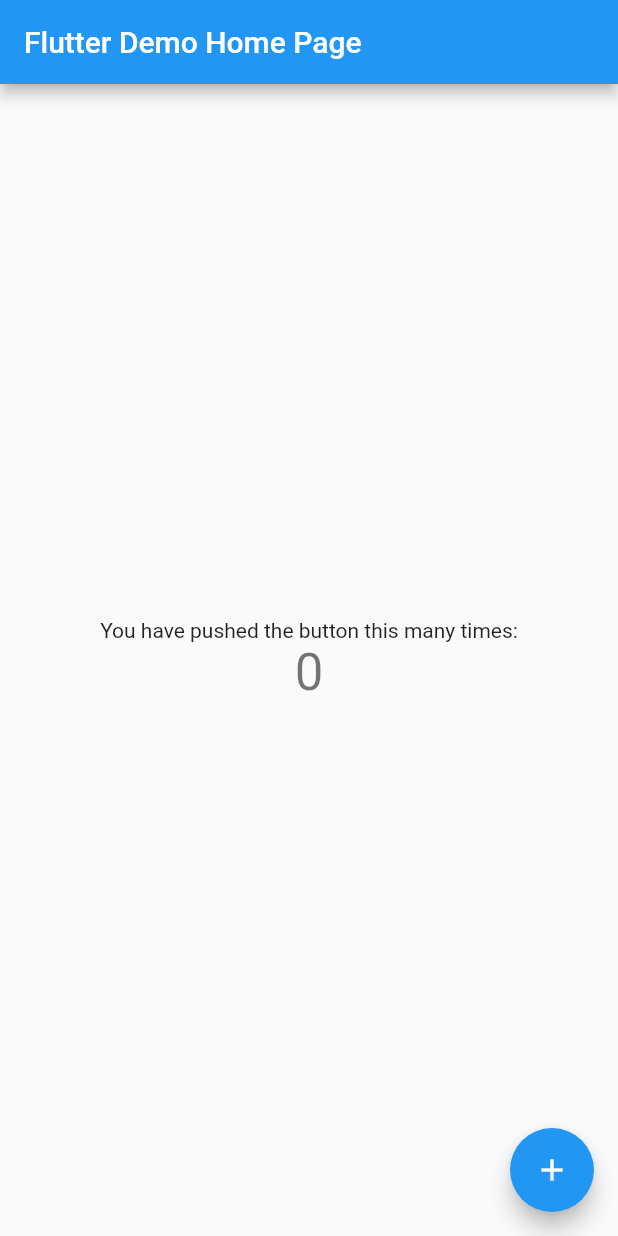
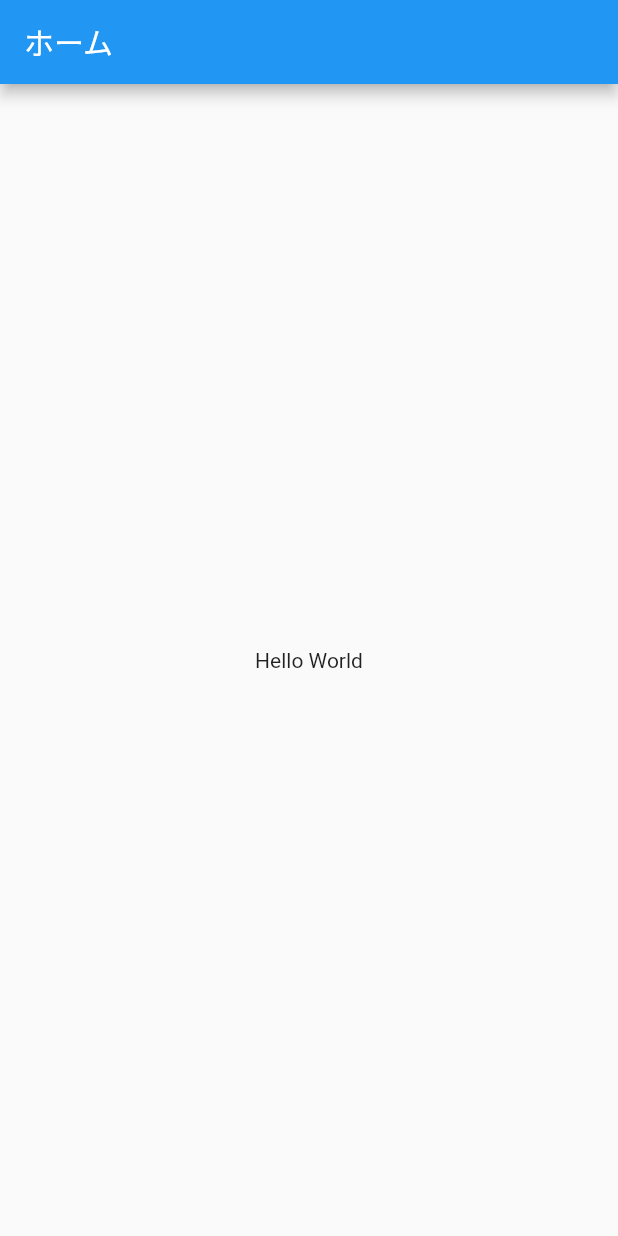
Before and after one commit to takehiro-takahashi/twitter-client-app, a Flutter app: the screen it shows after launch, on a phone screen of 412 x 824 dp. Run offline on Flutter 3.47's test engine with Material 2 defaults, Android fonts, the phone set to English and light mode, and no system bars.

Commit message:
helloの表示

```diff
--- a/lib/main.dart
+++ b/lib/main.dart
@@ -3,107 +3,34 @@ import 'package:flutter/material.dart';
 void main() => runApp(new MyApp());
 
 class MyApp extends StatelessWidget {
-  // This widget is the root of your application.
   @override
   Widget build(BuildContext context) {
     return new MaterialApp(
       title: 'Flutter Demo',
       theme: new ThemeData(
-        // This is the theme of your application.
-        //
-        // Try running your application with "flutter run". You'll see the
-        // application has a blue toolbar. Then, without quitting the app, try
-        // changing the primarySwatch below to Colors.green and then invoke
-        // "hot reload" (press "r" in the console where you ran "flutter run",
-        // or press Run > Flutter Hot Reload in IntelliJ). Notice that the
-        // counter didn't reset back to zero; the application is not restarted.
         primarySwatch: Colors.blue,
       ),
-      home: new MyHomePage(title: 'Flutter Demo Home Page'),
+      home: new MyHomePage(),
     );
   }
 }
 
 class MyHomePage extends StatefulWidget {
-  MyHomePage({Key key, this.title}) : super(key: key);
-
-  // This widget is the home page of your application. It is stateful, meaning
-  // that it has a State object (defined below) that contains fields that affect
-  // how it looks.
-
-  // This class is the configuration for the state. It holds the values (in this
-  // case the title) provided by the parent (in this case the App widget) and
-  // used by the build method of the State. Fields in a Widget subclass are
-  // always marked "final".
-
-  final String title;
-
   @override
   _MyHomePageState createState() => new _MyHomePageState();
 }
 
 class _MyHomePageState extends State<MyHomePage> {
-  int _counter = 0;
-
-  void _incrementCounter() {
-    setState(() {
-      // This call to setState tells the Flutter framework that something has
-      // changed in this State, which causes it to rerun the build method below
-      // so that the display can reflect the updated values. If we changed
-      // _counter without calling setState(), then the build method would not be
-      // called again, and so nothing would appear to happen.
-      _counter++;
-    });
-  }
 
   @override
   Widget build(BuildContext context) {
-    // This method is rerun every time setState is called, for instance as done
-    // by the _incrementCounter method above.
-    //
-    // The Flutter framework has been optimized to make rerunning build methods
-    // fast, so that you can just rebuild anything that needs updating rather
-    // than having to individually change instances of widgets.
     return new Scaffold(
       appBar: new AppBar(
-        // Here we take the value from the MyHomePage object that was created by
-        // the App.build method, and use it to set our appbar title.
-        title: new Text(widget.title),
+        title: new Text('ホーム'),
       ),
       body: new Center(
-        // Center is a layout widget. It takes a single child and positions it
-        // in the middle of the parent.
-        child: new Column(
-          // Column is also layout widget. It takes a list of children and
-          // arranges them vertically. By default, it sizes itself to fit its
-          // children horizontally, and tries to be as tall as its parent.
-          //
-          // Invoke "debug paint" (press "p" in the console where you ran
-          // "flutter run", or select "Toggle Debug Paint" from the Flutter tool
-          // window in IntelliJ) to see the wireframe for each widget.
-          //
-          // Column has various properties to control how it sizes itself and
-          // how it positions its children. Here we use mainAxisAlignment to
-          // center the children vertically; the main axis here is the vertical
-          // axis because Columns are vertical (the cross axis would be
-          // horizontal).
-          mainAxisAlignment: MainAxisAlignment.center,
-          children: <Widget>[
-            new Text(
-              'You have pushed the button this many times:',
-            ),
-            new Text(
-              '$_counter',
-              style: Theme.of(context).textTheme.display1,
-            ),
-          ],
-        ),
+        child: Text('Hello World'),
       ),
-      floatingActionButton: new FloatingActionButton(
-        onPressed: _incrementCounter,
-        tooltip: 'Increment',
-        child: new Icon(Icons.add),
-      ), // This trailing comma makes auto-formatting nicer for build methods.
     );
   }
 }
```
Also changed, not shown: lib/generated/i18n.dart (added).
